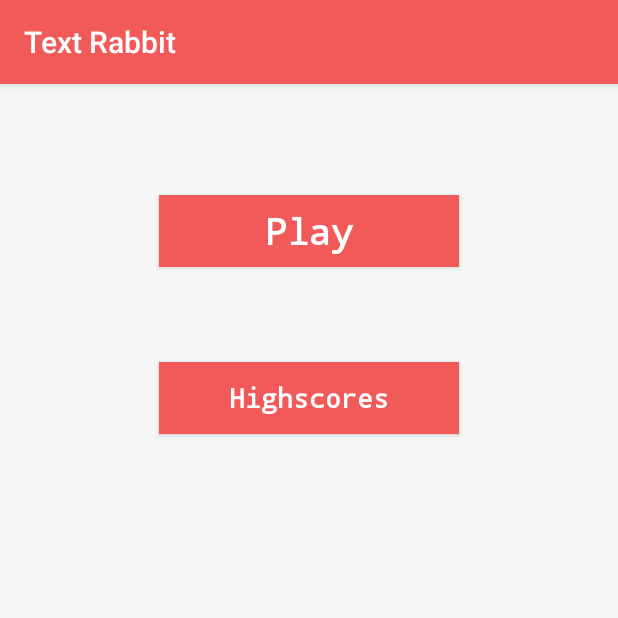
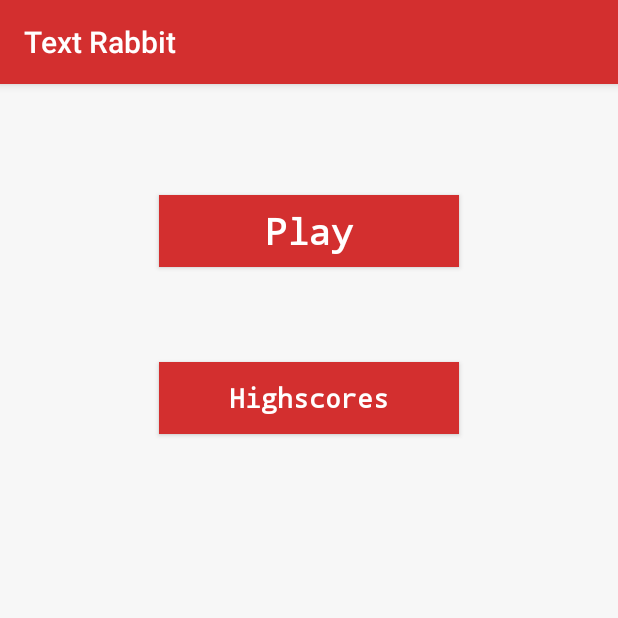
Before and after one commit to lanceeeaton/TextRabbit, an Android app: the screen it shows after launch (MainActivity), on a phone screen of 412 x 824 dp, the top half of it. Run offline under Robolectric (Android 15) with nearby library versions, the phone set to English and light mode, and no system bars.

Commit message:
Changed colors

```diff
--- a/Text Rabbit/Text Rabbit/src/main/res/layout/activity_highscores.xml
+++ b/Text Rabbit/Text Rabbit/src/main/res/layout/activity_highscores.xml
@@ -15,7 +15,7 @@
         android:layout_width="200dp"
         android:layout_height="wrap_content"
         android:layout_marginTop="81dp"
-        android:background="#f25959"
+        android:background="#d32f2f"
         android:onClick="btnStandardClick"
         android:text="@string/standard_highscores"
         android:textColor="@android:color/white"
@@ -32,8 +32,8 @@
         android:layout_width="200dp"
         android:layout_height="wrap_content"
         android:layout_marginTop="75dp"
+        android:background="#d32f2f"
         android:onClick="btnClassicClick"
-        android:background="#f25959"
         android:text="@string/classic_highscores"
         android:textColor="@android:color/white"
         android:textSize="18sp"
--- a/Text Rabbit/Text Rabbit/src/main/res/layout/activity_main.xml
+++ b/Text Rabbit/Text Rabbit/src/main/res/layout/activity_main.xml
@@ -15,7 +15,7 @@
         android:layout_width="200dp"
         android:layout_height="wrap_content"
         android:layout_marginTop="74dp"
-        android:background="#f25959"
+        android:background="#d32f2f"
         android:fontFamily="monospace"
         android:onClick="btnPlayClick"
         android:text="@string/btnPlaytext"
@@ -33,7 +33,7 @@
         android:layout_width="200dp"
         android:layout_height="wrap_content"
         android:layout_marginTop="111dp"
-        android:background="#f25959"
+        android:background="#d32f2f"
         android:fontFamily="monospace"
         android:onClick="btnHighscoresClick"
         android:text="@string/btnHighscoresText"
--- a/Text Rabbit/Text Rabbit/src/main/res/layout/activity_mode_select.xml
+++ b/Text Rabbit/Text Rabbit/src/main/res/layout/activity_mode_select.xml
@@ -15,7 +15,7 @@
         android:layout_width="200dp"
         android:layout_height="wrap_content"
         android:layout_marginTop="81dp"
-        android:background="#f25959"
+        android:background="#d32f2f"
         android:onClick="btnStandardClick"
         android:text="@string/btnStandardText"
         android:textColor="@android:color/white"
@@ -32,8 +32,8 @@
         android:layout_width="200dp"
         android:layout_height="wrap_content"
         android:layout_marginTop="75dp"
+        android:background="#d32f2f"
         android:onClick="btnClassicClick"
-        android:background="#f25959"
         android:text="@string/btnClassicText"
         android:textColor="@android:color/white"
         android:textSize="18sp"
--- a/Text Rabbit/Text Rabbit/src/main/res/values/styles.xml
+++ b/Text Rabbit/Text Rabbit/src/main/res/values/styles.xml
@@ -3,9 +3,9 @@
     <!-- Base application theme. -->
     <style name="AppTheme" parent="Theme.AppCompat.Light.DarkActionBar">
         <!-- Customize your theme here. -->
-        <item name="colorPrimary">#f25959</item>
-        <item name="colorPrimaryDark">@android:color/black</item>
-        <item name="colorAccent">#f25959</item>
+        <item name="colorPrimary">#d32f2f</item>
+        <item name="colorPrimaryDark">#9a0007</item>
+        <item name="colorAccent">#d32f2f</item>
         <item name="android:colorBackground">@android:color/background_light</item>
         <item name="android:textColorPrimary">@android:color/black</item>
         <item name="android:windowBackground">@android:color/background_light</item>
```
